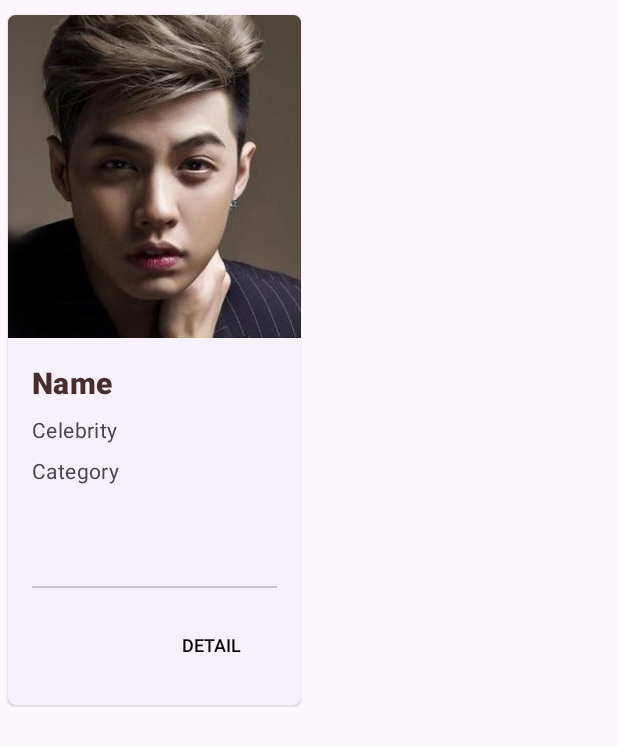
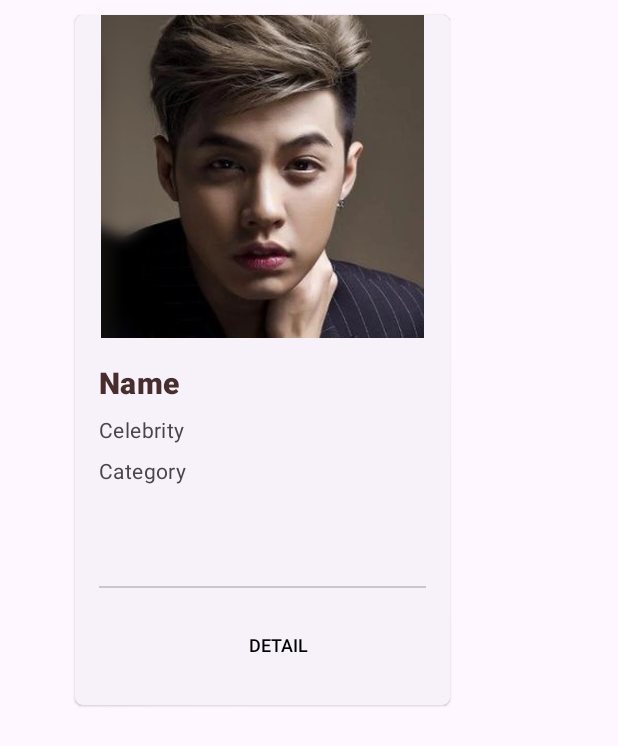
Before and after one commit to ThaiNguyen54/Thesis-TYH-Mobile-Client, an Android app: the HairStyleCardView screen opened directly, with no data from a screen before it, on a phone screen of 412 x 824 dp. Shown: the top 746 px of the screen. Run offline under Robolectric (Android 15) with nearby library versions, the phone set to English and light mode, and no system bars; libraries missing offline, so code that uses them is left out: com.google.mlkit.vision, org.opencv.android, org.opencv.core, org.opencv.imgproc; 5 statements that could not run were skipped.

```diff
--- a/app/src/main/java/com/example/tryyourhair/HairStyleRecyclerViewActivity.java
+++ b/app/src/main/java/com/example/tryyourhair/HairStyleRecyclerViewActivity.java
@@ -107,6 +107,7 @@ public class HairStyleRecyclerViewActivity extends AppCompatActivity implements
                 call.enqueue(new Callback<HairstyleDataCallFromAPI>() {
                     @Override
                     public void onResponse(@NonNull Call<HairstyleDataCallFromAPI> call, @NonNull Response<HairstyleDataCallFromAPI> response) {
+                        try {
                             assert response.body() != null;
                             ArrayList<HairstyleDataCallFromAPI.data> Hairstyles = response.body().getHairstyles();
                             Log.d("LENGTH", String.valueOf(Hairstyles.size()));
@@ -138,6 +139,9 @@ public class HairStyleRecyclerViewActivity extends AppCompatActivity implements
                                 // Use GridLayout
                                 GridLayoutManager gridLayoutManager = new GridLayoutManager(HairStyleRecyclerViewActivity.this, 2);
                                 rvHairStyle.setLayoutManager(gridLayoutManager);
+                        }
+                        } catch (Exception e) {
+                            throw new RuntimeException(e);
                         }
                     }
 
--- a/app/src/main/java/com/example/tryyourhair/RetrofitInstance/RetrofitClient.java
+++ b/app/src/main/java/com/example/tryyourhair/RetrofitInstance/RetrofitClient.java
@@ -12,7 +12,7 @@ public class RetrofitClient {
     // Unsafe OkHttp Client is used for accepting self-signed certificate Nodejs server
     private static OkHttpClient okHttpClient = UnsafeOkHttpClient.getUnsafeOkHttpClient();
 
-   private static String BASE_URL = "https://192.168.1.11:7001/";
+   private static String BASE_URL = "https://192.168.1.13:7001/";
 
 //    private static String BASE_URL = "https://geminisoftvn.ddns.net:7001/";
 
--- a/app/src/main/java/com/example/tryyourhair/RetrofitInterface/Methods.java
+++ b/app/src/main/java/com/example/tryyourhair/RetrofitInterface/Methods.java
@@ -11,9 +11,9 @@ public interface Methods {
 //    @GET("ver1/hairstyle")
 //    Call <TestAPIHairstyle> getAllData();
 
-    @GET("ver1/hairstyle")
+    @GET("/shair-engine/ver1/hairstyle")
     Call <HairstyleDataCallFromAPI> getAllData();
 
-    @POST("ver1/generate_hair")
+    @POST("/shair-engine/ver1/generate_hair")
     Call<GenerationData> postGenerationData(@Body GenerationData generationData);
 }
--- a/app/src/main/res/layout-v26/activity_card_view_hairstyle.xml
+++ b/app/src/main/res/layout-v26/activity_card_view_hairstyle.xml
@@ -6,11 +6,11 @@
     tools:context=".HairStyleCardView"
     android:id="@+id/card1"
     style="?attr/materialCardViewElevatedStyle"
-    android:layout_width="195dp"
+    android:layout_width="250dp"
     android:layout_height="wrap_content"
     app:cardCornerRadius="5dp"
     android:layout_marginTop="10dp"
-    android:layout_marginLeft="5dp"
+    android:layout_marginLeft="50dp"
     app:layout_constraintStart_toStartOf="parent"
     app:layout_constraintTop_toTopOf="parent"
     >
@@ -19,10 +19,9 @@
         android:layout_width="match_parent"
         android:layout_height="match_parent">
 
-
         <ImageView
             android:id="@+id/img_hairstyle"
-            android:layout_width="239dp"
+            android:layout_width="250dp"
             android:layout_height="215dp"
             android:contentDescription="Really good"
             app:layout_constraintBottom_toTopOf="@id/ln_information"
--- a/app/src/main/res/layout/activity_face_result.xml
+++ b/app/src/main/res/layout/activity_face_result.xml
@@ -43,7 +43,8 @@
             android:layout_width="0dp"
             android:layout_height="match_parent"
             android:layout_weight="1"
-            android:paddingLeft="3dp">
+            android:gravity="center"
+            android:paddingStart="3dp">
 
             <Button
                 android:id="@+id/btn_retake"
@@ -60,7 +61,8 @@
         <LinearLayout
             android:layout_width="0dp"
             android:layout_height="match_parent"
-            android:layout_weight="1">
+            android:layout_weight="1"
+            android:gravity="center">
 
             <Button
                 android:id="@+id/btn_confirm"
--- a/app/src/main/res/values/themes.xml
+++ b/app/src/main/res/values/themes.xml
@@ -12,6 +12,5 @@
         <!-- Status bar color. -->
         <item name="android:statusBarColor">?attr/colorPrimaryVariant</item>
         <!-- Customize your theme here. -->
-
     </style>
 </resources>
```
Also changed, not shown: app/src/main/java/com/example/tryyourhair/HomeScreen.java (+6 -1 lines), 49 other files. Lines whose indentation alone changed are shown as unchanged.
